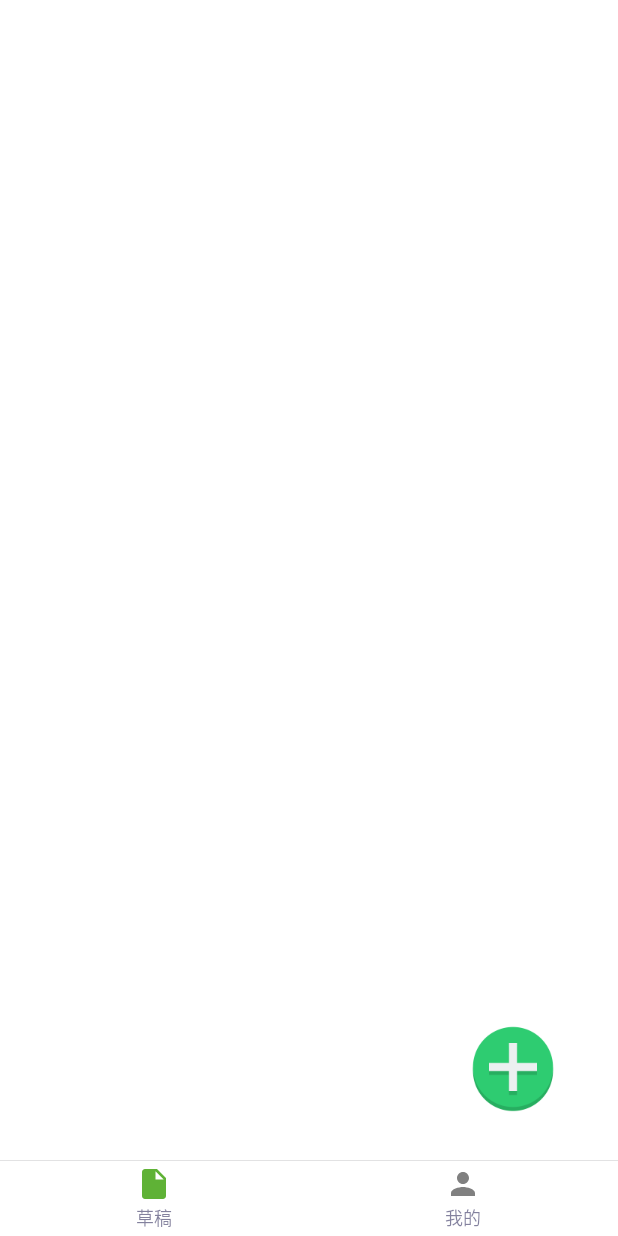
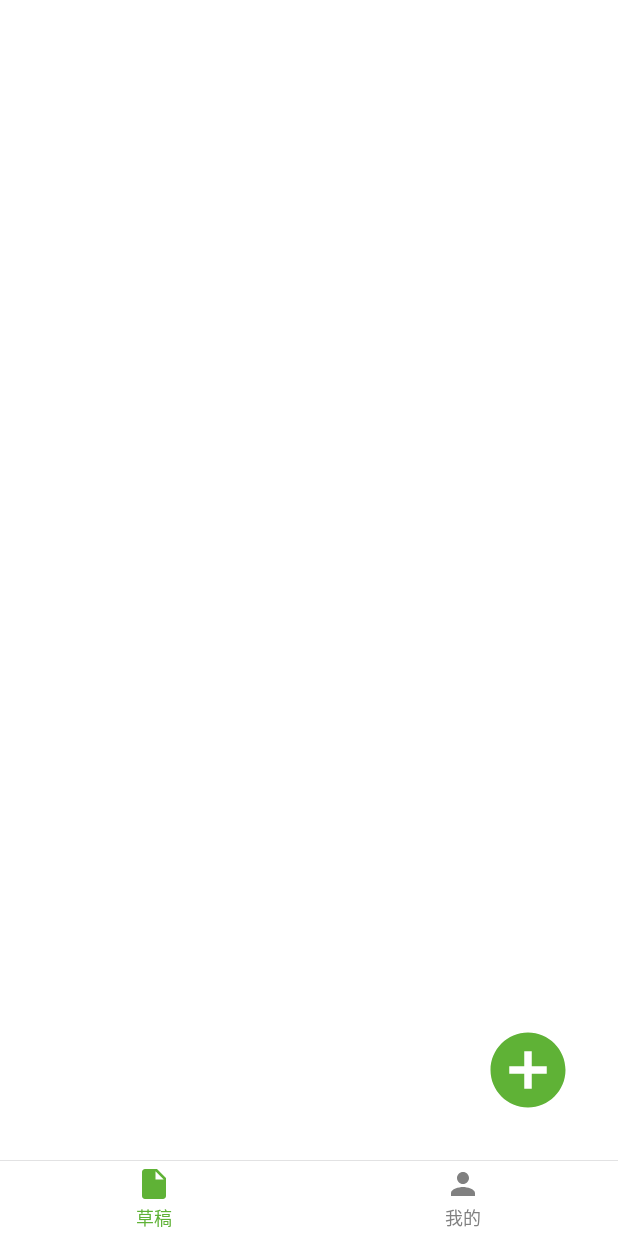
Before and after one commit to zhongxuqi/scratch-paper, an Android app: the screen it shows after launch (MainActivity), on a phone screen of 412 x 824 dp. Run offline under Robolectric (Android 15) with nearby library versions, the phone set to English and light mode, and no system bars; our stand-ins replace ButterKnife; libraries missing offline, so code that uses them is left out: com.qq.e; 6 statements that could not run were skipped.

Commit message:
udpate ui and fix bug

```diff
--- a/android-app/app/src/main/kotlin/com/musketeer/scratchpaper/activity/MainActivity.kt
+++ b/android-app/app/src/main/kotlin/com/musketeer/scratchpaper/activity/MainActivity.kt
@@ -100,18 +100,18 @@ class MainActivity : BaseFragmentActivity(){
 
     fun selectTab(position: Int) {
         mTabIconPaper.setColorFilter(resources.getColor(R.color.tab_default))
-        mTabTitlePaper.setTextColor(R.color.tab_default)
+        mTabTitlePaper.setTextColor(resources.getColor(R.color.tab_default))
 
         mTabIconMy.setColorFilter(resources.getColor(R.color.tab_default))
-        mTabTitleMy.setTextColor(R.color.tab_default)
+        mTabTitleMy.setTextColor(resources.getColor(R.color.tab_default))
         when(position) {
             0 -> {
                 mTabIconPaper.setColorFilter(resources.getColor(R.color.tab_active))
-                mTabTitlePaper.setTextColor(R.color.tab_active)
+                mTabTitlePaper.setTextColor(resources.getColor(R.color.tab_active))
             }
             1 -> {
                 mTabIconMy.setColorFilter(resources.getColor(R.color.tab_active))
-                mTabTitleMy.setTextColor(R.color.tab_active)
+                mTabTitleMy.setTextColor(resources.getColor(R.color.tab_active))
             }
         }
     }
--- a/android-app/app/src/main/kotlin/com/musketeer/scratchpaper/fragment/MyFragment.kt
+++ b/android-app/app/src/main/kotlin/com/musketeer/scratchpaper/fragment/MyFragment.kt
@@ -1,7 +1,6 @@
 package com.musketeer.scratchpaper.fragment
 
 import android.app.AlertDialog
-import android.content.Intent
 import android.os.Bundle
 import android.view.LayoutInflater
 import android.view.View
@@ -11,9 +10,7 @@ import com.muskeeter.base.fragment.BaseSupportFragment
 import com.musketeer.scratchpaper.R
 import com.musketeer.scratchpaper.activity.HelpActivity
 import com.musketeer.scratchpaper.activity.MainActivity
-import com.musketeer.scratchpaper.activity.settings.SettingsActivity
 import com.musketeer.scratchpaper.common.SharePreferenceConfig
-import com.musketeer.scratchpaper.config.Config
 import com.musketeer.scratchpaper.utils.AppPreferenceUtils
 import com.musketeer.scratchpaper.utils.SharePreferenceUtils
 
--- a/android-app/app/src/main/kotlin/com/musketeer/scratchpaper/view/ScratchPaperView.kt
+++ b/android-app/app/src/main/kotlin/com/musketeer/scratchpaper/view/ScratchPaperView.kt
@@ -480,6 +480,7 @@ class ScratchPaperView : SurfaceView, SurfaceHolder.Callback {
         mStrokeList.clear()
         mPaperBackGround = BitmapFactory.decodeResource(resources,
                 mPaperId).copy(Bitmap.Config.ARGB_8888, true)
+        mPaperBackGround = ImageUtils.drawImageDropShadow(mPaperBackGround!!, offsetXY)
     }
 
     /**
--- /dev/null
+++ b/android-app/app/src/main/res/drawable/ic_add_circle_black_24dp.xml
@@ -0,0 +1,9 @@
+<vector xmlns:android="http://schemas.android.com/apk/res/android"
+        android:width="24dp"
+        android:height="24dp"
+        android:viewportWidth="24.0"
+        android:viewportHeight="24.0">
+    <path
+        android:fillColor="#FF000000"
+        android:pathData="M12,2C6.48,2 2,6.48 2,12s4.48,10 10,10 10,-4.48 10,-10S17.52,2 12,2zM17,13h-4v4h-2v-4L7,13v-2h4L11,7h2v4h4v2z"/>
+</vector>
--- a/android-app/app/src/main/res/layout/fragment_main.xml
+++ b/android-app/app/src/main/res/layout/fragment_main.xml
@@ -11,13 +11,15 @@
 
     <ImageView
         android:id="@+id/add_new_scratch_paper"
-        android:layout_width="80dp"
-        android:layout_height="wrap_content"
-        android:src="@mipmap/icon_add"
+        android:layout_width="60dp"
+        android:layout_height="60dp"
+        android:src="@drawable/ic_add_circle_black_24dp"
         android:layout_alignParentRight="true"
         android:layout_alignParentBottom="true"
         android:layout_margin="30dp"
         android:clickable="true"
-        android:layout_above="@+id/recycler_view"/>
+        android:layout_above="@+id/recycler_view"
+        android:tint="@color/app_theme_color"
+        android:scaleType="fitXY"/>
 
 </RelativeLayout>
```
Also changed, not shown: android-app/app/src/main/kotlin/com/musketeer/scratchpaper/adapter/MainAdapter.kt (+22 -18 lines), android-app/app/src/main/res/values/strings.xml (+4 -4 lines).
